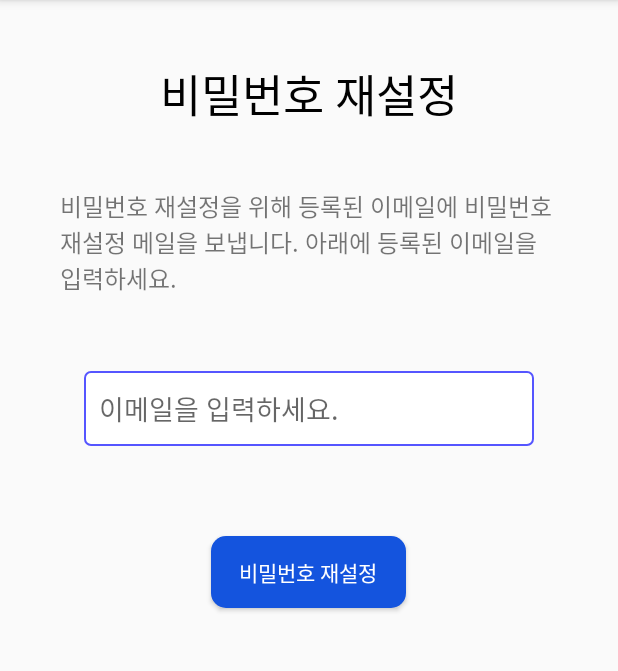
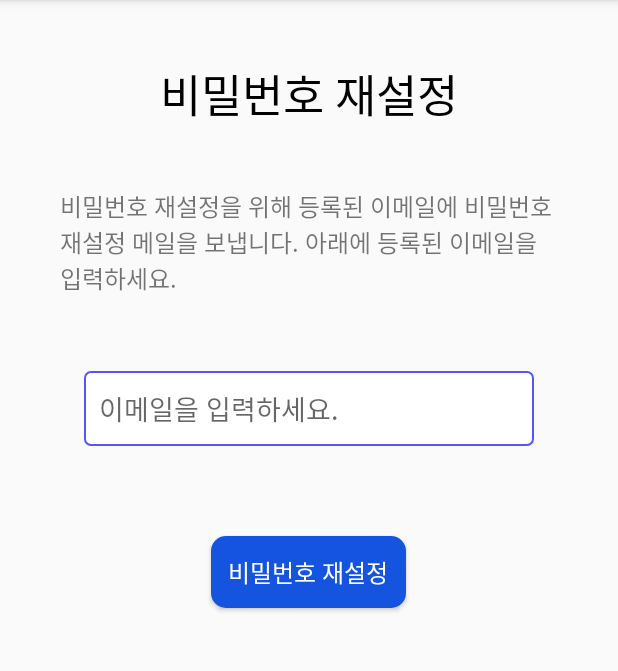
Before and after one commit to rdridrid/projectpbl, an Android app: the FindPasswordActivity screen opened directly, with no data from a screen before it, on a phone screen of 412 x 824 dp, the part 120-791 px from its top. Run offline under Robolectric (Android 15) with nearby library versions, the phone set to English and light mode, and no system bars; our stand-ins replace Firebase (no records; nobody signed in at launch, a user with empty details on screens opened directly).

Commit message:
update FindPasswordActivity.kt
비밀번호 찾기(재설정) 액티비티, xml 변경

```diff
--- a/app/src/main/res/layout/activity_findpassword.xml
+++ b/app/src/main/res/layout/activity_findpassword.xml
@@ -75,8 +75,8 @@
             android:layout_marginEnd="30dp"
             android:gravity="top"
             android:padding="10dp"
-            android:textSize="16sp"
-            android:text="@string/findpw_comment" />
+            android:text="@string/findpw_comment"
+            android:textSize="16sp" />
 
         <EditText
             android:id="@+id/FindPasswordUseEmail"
@@ -100,9 +100,10 @@
             android:layout_centerHorizontal="true"
             android:layout_marginTop="60dp"
             android:background="@drawable/btn_login"
+            android:fontFamily="@font/lineseedkr_bd"
             android:text="비밀번호 재설정"
-            android:fontFamily="@font/lineseedkr_bd"
-            android:textColor="@color/white" />
+            android:textColor="@color/white"
+            android:textSize="16sp" />
 
     </RelativeLayout>
 </RelativeLayout>
--- a/app/src/main/res/layout/activity_upload_post.xml
+++ b/app/src/main/res/layout/activity_upload_post.xml
@@ -4,6 +4,7 @@
     xmlns:tools="http://schemas.android.com/tools"
     android:layout_width="match_parent"
     android:layout_height="match_parent"
+    android:background="@color/white"
     tools:context=".UploadPostActivity">
 
     <com.google.android.material.appbar.AppBarLayout
--- a/app/src/main/res/values/strings.xml
+++ b/app/src/main/res/values/strings.xml
@@ -2,5 +2,5 @@
     <string name="app_name">projectpbl</string>
     <!-- TODO: Remove or change this placeholder text -->
     <string name="hello_blank_fragment">Hello blank fragment</string>
-    <string name="findpw_comment"> 비밀번호 재설정을 위해 등록된 이메일에 비밀번호 재설정 메일을 보냅니다. 아래에 등록된 이메일을 입력하세요.</string>
+    <string name="findpw_comment">비밀번호 재설정을 위해 등록된 이메일에 비밀번호 재설정 메일을 보냅니다. 아래에 등록된 이메일을 입력하세요.</string>
 </resources>
```
Also changed, not shown: app/src/main/res/drawable/edittext_login.xml (line endings or trailing spaces).
